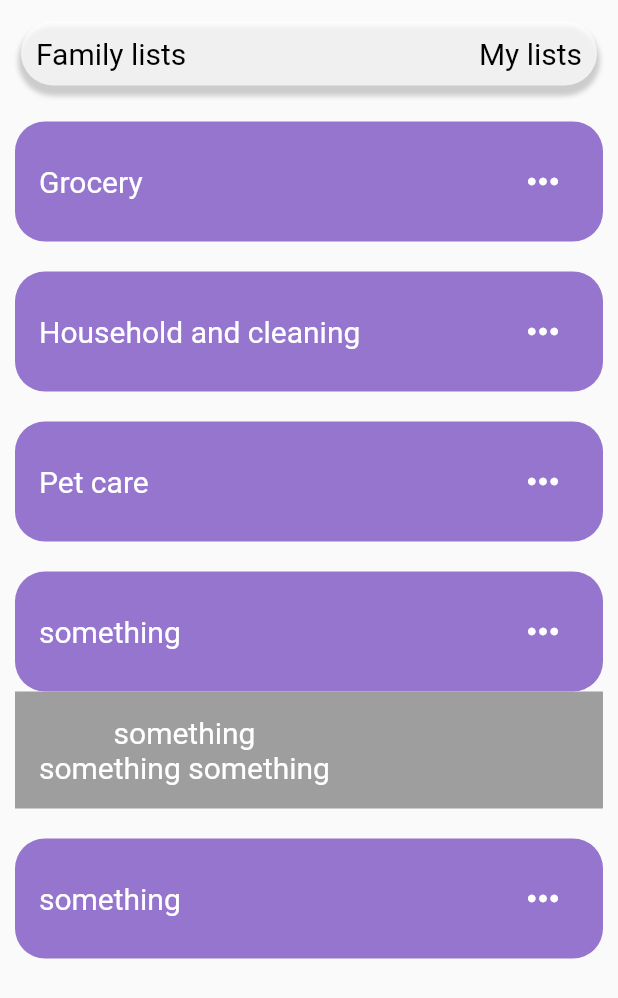
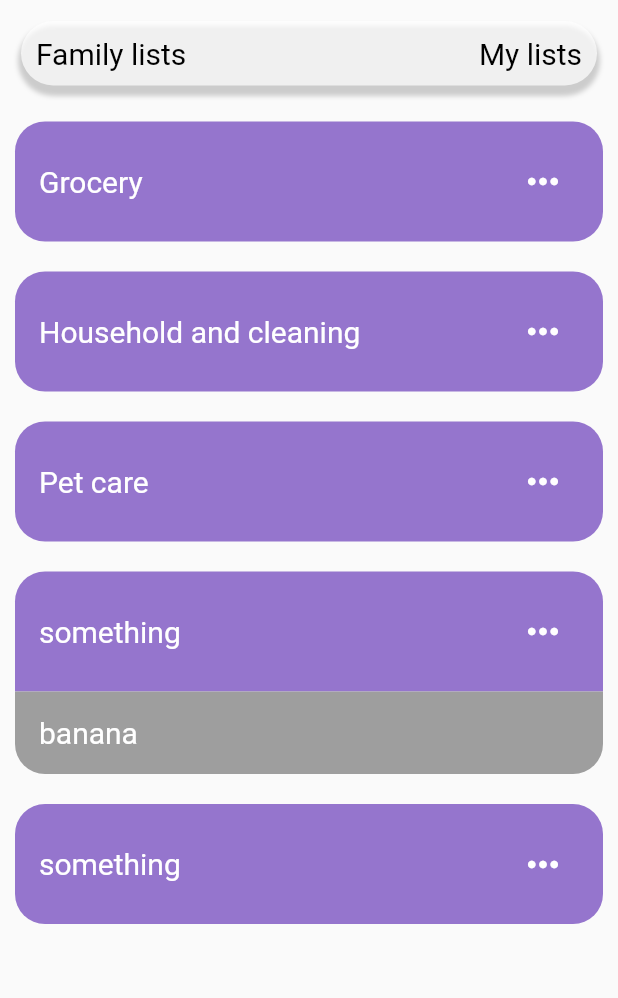
Before and after one commit to AlexanderTheGreatSK/itu_app, a Flutter app: the MyShoppingListPage screen opened directly, after a tap on "something", on a phone screen of 412 x 824 dp. Shown: the top 998 px of the screen. Run offline on Flutter 3.47's test engine with Material 2 defaults, Android fonts, the phone set to English and light mode, and no system bars; our stand-ins replace cloud_firestore, firebase_auth, firebase_core, google_sign_in, hive, hive_flutter; accounts and stored records are empty.

Commit message:
unpacking list

```diff
--- a/lib/Pages/ListOverviewPage.dart
+++ b/lib/Pages/ListOverviewPage.dart
@@ -24,7 +24,9 @@ class _ListOverviewPage extends State<ListOverviewPage> {
               padding: const EdgeInsets.all(16),
               decoration: BoxDecoration(
                 color: Colors.deepPurple[300],
-                borderRadius: BorderRadius.circular(20),
+                borderRadius: isActive?
+                  const BorderRadius.only(topRight: Radius.circular(20), topLeft: Radius.circular(20)):
+                  BorderRadius.circular(20),
               ),
               child: Row(
                 mainAxisAlignment: MainAxisAlignment.spaceBetween,
@@ -62,34 +64,27 @@ class _ListOverviewPage extends State<ListOverviewPage> {
           Padding(
             padding: const EdgeInsets.fromLTRB(10, 0, 10, 10),
             child: Container(
-              color: Colors.grey,
               padding: const EdgeInsets.all(16),
+                decoration: const BoxDecoration(
+                  color: Colors.grey,
+                  borderRadius: BorderRadius.only(
+                      bottomLeft: Radius.circular(20),
+                      bottomRight: Radius.circular(20)
+                  ),
+                ),
+                // tady budou jednotlive itemy a checboxy, musim to dat mimo po jednom
               child: const Row(
-                mainAxisAlignment: MainAxisAlignment.start,
                 children: [
-                   Column(
-                    mainAxisAlignment: MainAxisAlignment.start,
-                    children: [
-                       Text(
-                        "something",
-                        style:  TextStyle(
-                          color: Colors.white,
-                          fontSize: 20,
-                        ),
+                      Text(
+                      "banana",
+                      style: TextStyle(
+                        color: Colors.white,
+                        fontSize: 20,
                       ),
-                       Text(
-                        "something something",
-                        style:  TextStyle(
-                          color: Colors.white,
-                          fontSize: 20,
-                        ),
-                      ),
-                    ],
-                  ),
-                ],
+                    ),],
+                  )
               )
             ),
-          )
       ],
     );
   }
@@ -164,4 +159,5 @@ class _ListOverviewPage extends State<ListOverviewPage> {
           ]),
     );
   }
+
 }
```
